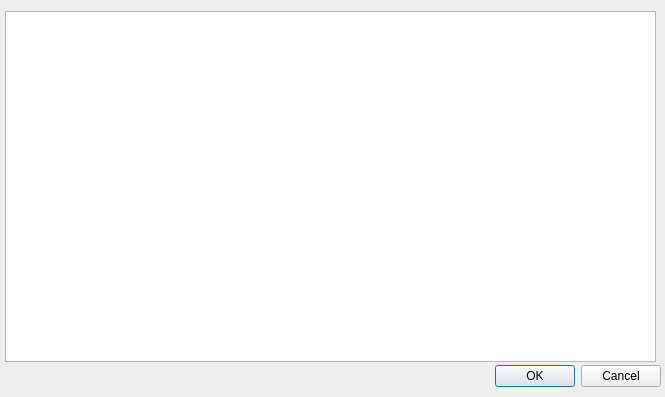
Old version of the form dtablainfo.ui in the repository Crespuig/bolas.
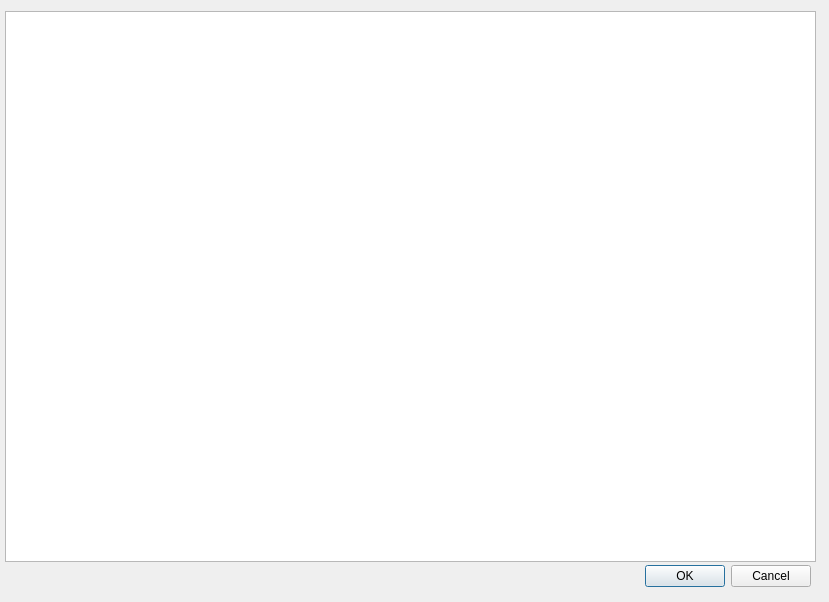
New version of the form.

Patch:
```diff
--- a/dtablainfo.ui
+++ b/dtablainfo.ui
@@ -6,8 +6,8 @@
    <rect>
     <x>0</x>
     <y>0</y>
-    <width>665</width>
-    <height>397</height>
+    <width>829</width>
+    <height>602</height>
    </rect>
   </property>
   <property name="windowTitle">
@@ -16,8 +16,8 @@
   <widget class="QDialogButtonBox" name="buttonBox">
    <property name="geometry">
     <rect>
-     <x>320</x>
-     <y>360</y>
+     <x>470</x>
+     <y>560</y>
      <width>341</width>
      <height>32</height>
     </rect>
@@ -34,8 +34,8 @@
     <rect>
      <x>5</x>
      <y>11</y>
-     <width>651</width>
-     <height>351</height>
+     <width>811</width>
+     <height>551</height>
     </rect>
    </property>
   </widget>
```
